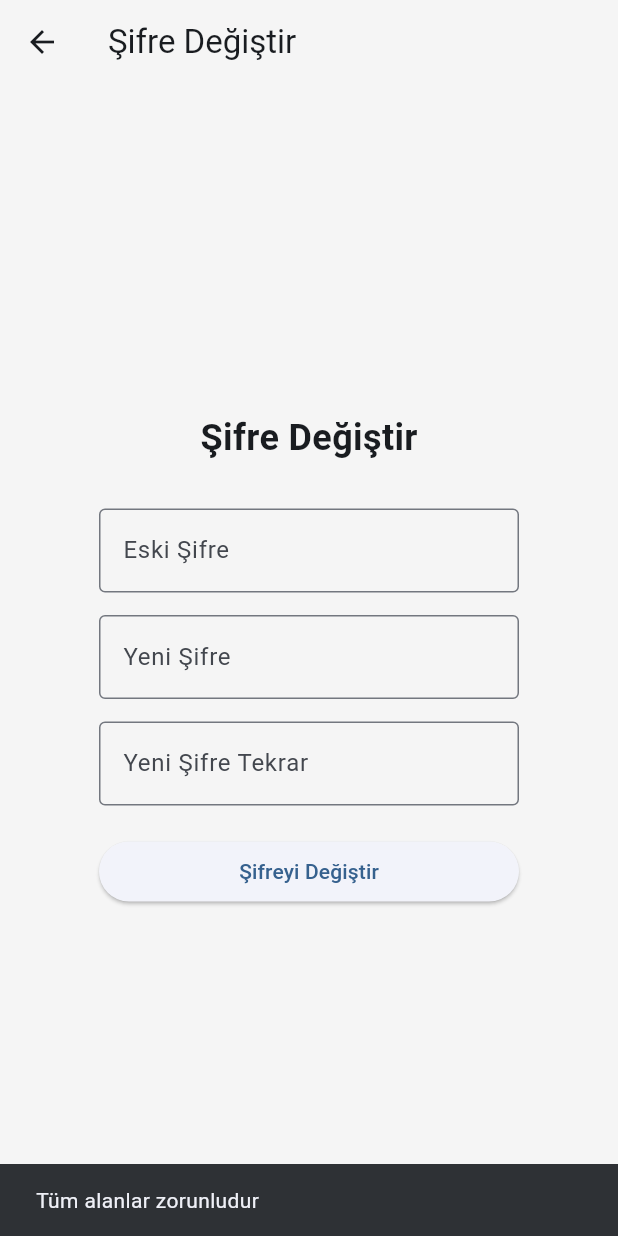
After one commit to bahattinbober/university-cleaning-tracker, a Flutter app: the ChangePasswordScreen screen opened by its route, after a tap on "Şifreyi Değiştir", on a phone screen of 412 x 824 dp. The commit adds this screen. Run offline on Flutter 3.47's test engine with Material 3 defaults, Android fonts, the phone set to English and light mode, and no system bars; our stand-ins replace image_picker, shared_preferences; missing offline and left inert: mobile_scanner; accounts and stored records are empty.

Commit message:
feat: add password change feature with backend endpoint and Flutter screen

```diff
--- a/frontend/lib/main.dart
+++ b/frontend/lib/main.dart
@@ -11,6 +11,7 @@ import 'screens/admin_pending_users_screen.dart';
 import 'screens/admin_weekly_kpi_screen.dart';
 import 'screens/admin_scheduled_task_screen.dart';
 import 'screens/my_scheduled_tasks_screen.dart';
+import 'screens/change_password_screen.dart';
 
 void main() {
   runApp(const MyApp());
@@ -38,6 +39,7 @@ class MyApp extends StatelessWidget {
         "/admin-weekly-kpi": (context) => const AdminWeeklyKpiScreen(),
         "/admin-scheduled-task": (context) => const AdminScheduledTaskScreen(),
         "/my-scheduled-tasks": (context) => const MyScheduledTasksScreen(),
+        "/change-password": (context) => const ChangePasswordScreen(),
       },
 
       theme: ThemeData(useMaterial3: true, colorSchemeSeed: Colors.blue),
--- /dev/null
+++ b/frontend/lib/screens/change_password_screen.dart
@@ -0,0 +1,171 @@
+import 'dart:convert';
+import 'package:flutter/material.dart';
+import 'package:http/http.dart' as http;
+import 'package:shared_preferences/shared_preferences.dart';
+
+class ChangePasswordScreen extends StatefulWidget {
+  const ChangePasswordScreen({super.key});
+
+  @override
+  State<ChangePasswordScreen> createState() => _ChangePasswordScreenState();
+}
+
+class _ChangePasswordScreenState extends State<ChangePasswordScreen> {
+  final oldPasswordController = TextEditingController();
+  final newPasswordController = TextEditingController();
+  final confirmPasswordController = TextEditingController();
+  bool isLoading = false;
+
+  Future<void> _changePassword() async {
+    final oldPassword = oldPasswordController.text.trim();
+    final newPassword = newPasswordController.text.trim();
+    final confirmPassword = confirmPasswordController.text.trim();
+
+    if (oldPassword.isEmpty || newPassword.isEmpty || confirmPassword.isEmpty) {
+      _showSnackBar('Tüm alanlar zorunludur');
+      return;
+    }
+    if (newPassword.length < 8) {
+      _showSnackBar('Yeni şifre en az 8 karakter olmalı');
+      return;
+    }
+    if (newPassword != confirmPassword) {
+      _showSnackBar('Yeni şifreler eşleşmiyor');
+      return;
+    }
+    if (oldPassword == newPassword) {
+      _showSnackBar('Yeni şifre eskisinden farklı olmalı');
+      return;
+    }
+
+    setState(() => isLoading = true);
+
+    final prefs = await SharedPreferences.getInstance();
+    final token = prefs.getString('token') ?? '';
+
+    try {
+      final response = await http.put(
+        Uri.parse('http://10.0.2.2:4000/api/auth/change-password'),
+        headers: {
+          'Content-Type': 'application/json',
+          'Authorization': 'Bearer $token',
+        },
+        body: jsonEncode({
+          'oldPassword': oldPassword,
+          'newPassword': newPassword,
+        }),
+      );
+
+      setState(() => isLoading = false);
+
+      if (response.statusCode == 200) {
+        await prefs.remove('token');
+        await prefs.remove('userName');
+        await prefs.remove('userRole');
+        await prefs.remove('userId');
+
+        if (!mounted) return;
+        ScaffoldMessenger.of(context).showSnackBar(
+          const SnackBar(content: Text('Şifre değiştirildi. Lütfen tekrar giriş yapın.')),
+        );
+        Navigator.pushReplacementNamed(context, '/login');
+      } else {
+        String message = 'Şifre değiştirilemedi';
+        try {
+          final body = jsonDecode(response.body);
+          if (body is Map<String, dynamic> && body['message'] != null) {
+            message = body['message'] as String;
+          }
+        } catch (_) {}
+        _showSnackBar(message);
+      }
+    } catch (e) {
+      setState(() => isLoading = false);
+      _showSnackBar('Bir hata oluştu: $e');
+    }
+  }
+
+  void _showSnackBar(String message) {
+    ScaffoldMessenger.of(context).showSnackBar(
+      SnackBar(content: Text(message)),
+    );
+  }
+
+  @override
+  void dispose() {
+    oldPasswordController.dispose();
+    newPasswordController.dispose();
+    confirmPasswordController.dispose();
+    super.dispose();
+  }
+
+  @override
+  Widget build(BuildContext context) {
+    return Scaffold(
+      backgroundColor: Colors.grey[100],
+      appBar: AppBar(
+        title: const Text('Şifre Değiştir'),
+        backgroundColor: Colors.grey[100],
+      ),
+      body: Center(
+        child: Container(
+          padding: const EdgeInsets.all(20),
+          width: 320,
+          child: Column(
+            mainAxisAlignment: MainAxisAlignment.center,
+            children: [
+              const Text(
+                'Şifre Değiştir',
+                style: TextStyle(fontSize: 24, fontWeight: FontWeight.bold),
+              ),
+              const SizedBox(height: 30),
+              TextField(
+                controller: oldPasswordController,
+                obscureText: true,
+                decoration: const InputDecoration(
+                  labelText: 'Eski Şifre',
+                  border: OutlineInputBorder(),
+                ),
+              ),
+              const SizedBox(height: 15),
+              TextField(
+                controller: newPasswordController,
+                obscureText: true,
+                decoration: const InputDecoration(
+                  labelText: 'Yeni Şifre',
+                  border: OutlineInputBorder(),
+                ),
+              ),
+              const SizedBox(height: 15),
+              TextField(
+                controller: confirmPasswordController,
+                obscureText: true,
+                decoration: const InputDecoration(
+                  labelText: 'Yeni Şifre Tekrar',
+                  border: OutlineInputBorder(),
+                ),
+              ),
+              const SizedBox(height: 20),
+              SizedBox(
+                width: double.infinity,
+                child: ElevatedButton(
+                  onPressed: isLoading ? null : _changePassword,
+                  child: isLoading
+                      ? const SizedBox(
+                          height: 18,
+                          width: 18,
+                          child: CircularProgressIndicator(
+                            strokeWidth: 2,
+                            color: Colors.white,
+                          ),
+                        )
+                      : const Text('Şifreyi Değiştir'),
+                ),
+              ),
+            ],
+          ),
+        ),
+      ),
+    );
+  }
+}
```
Also changed, not shown: frontend/lib/screens/home_screen.dart (+21 -1 lines), 2 other files.
